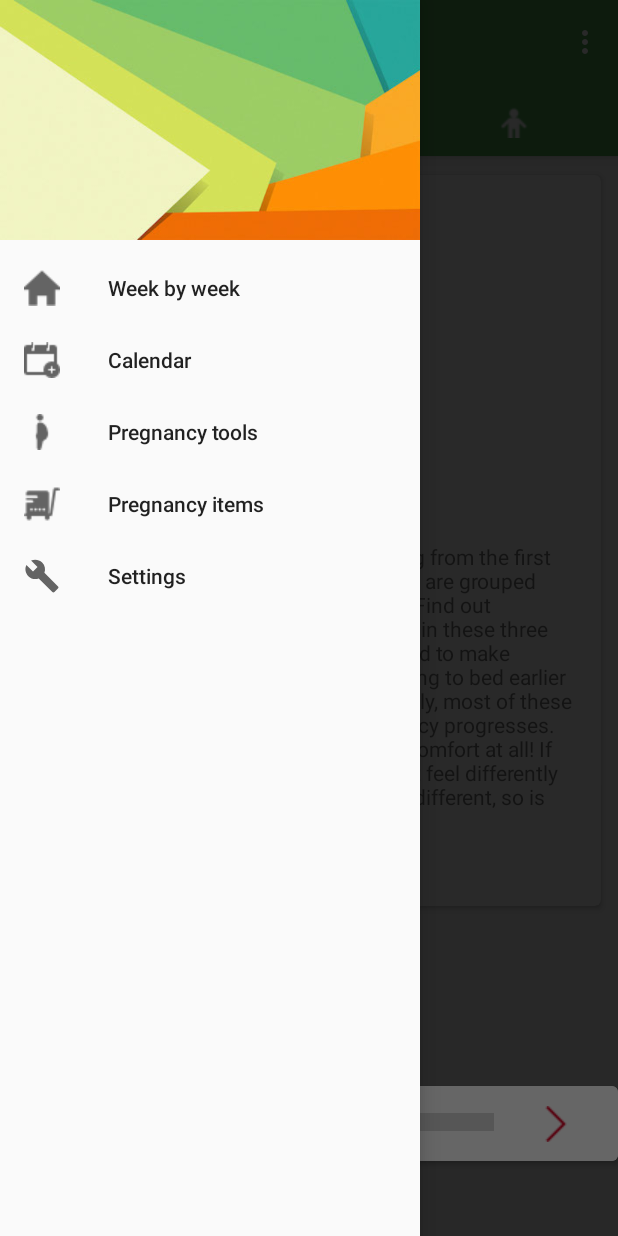
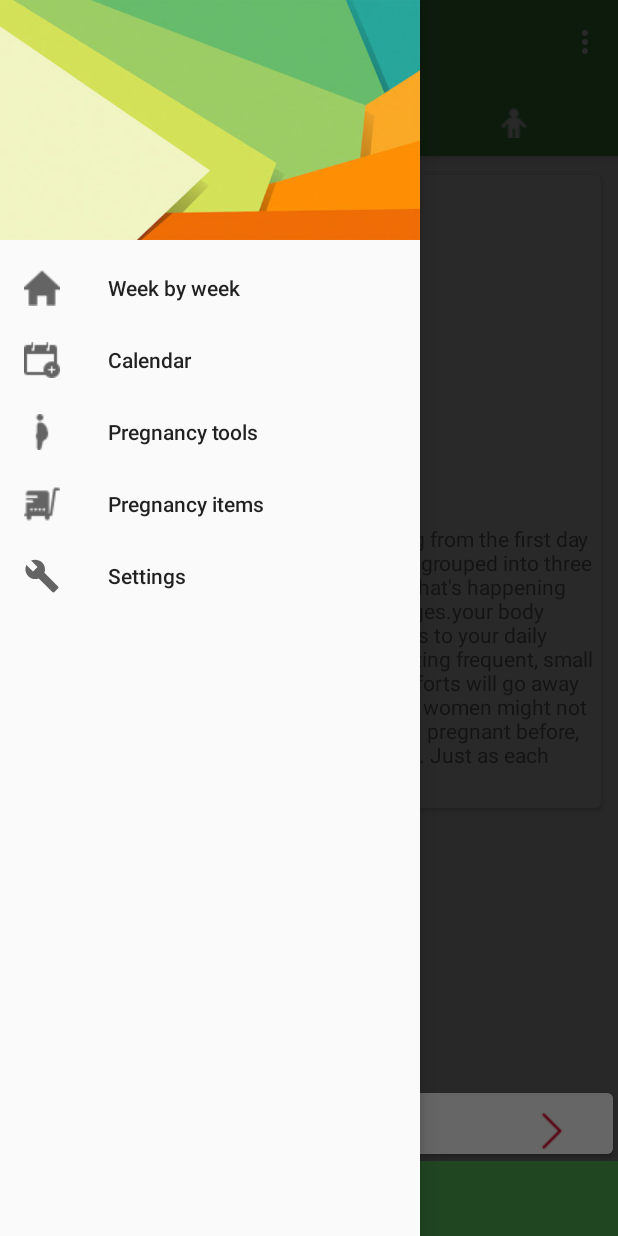
Before and after one commit to saad100104006/AndroidPregnencyApp, an Android app: the screen it shows after launch (MainActivity), with the side drawer open, on a phone screen of 412 x 824 dp. Run offline under Robolectric (Android 15) with nearby library versions, the phone set to English and light mode, and no system bars.

Commit message:
commit latestest

```diff
--- a/app/src/main/java/info/androidhive/instantapps/pregnency/OneFragment.java
+++ b/app/src/main/java/info/androidhive/instantapps/pregnency/OneFragment.java
@@ -1,6 +1,7 @@
 package info.androidhive.instantapps.pregnency;
 
 
+import android.graphics.drawable.Drawable;
 import android.os.Bundle;
 import android.os.Handler;
 import android.os.Message;
@@ -47,7 +48,10 @@
         imgBtn =(ImageButton) getActivity().findViewById(R.id.next);
         pb = new TextProgressBar(getActivity());
         pb = (TextProgressBar) getActivity().findViewById(R.id.pb);
-        pb.setScaleY(3f);
+        pb.setScaleY(3.5f);
+        Drawable draw=getResources().getDrawable(R.drawable.custom_progressbar);
+// set the drawable as progress drawable
+        pb.setProgressDrawable(draw);
 
 
 
@@ -60,7 +64,7 @@
             public void onClick(View view) {
 
                 System.out.println("Saad");
-                img1.setImageDrawable(getActivity().getResources().getDrawable(textureArrayWin[0]));
+                img1.setImageResource(textureArrayWin[0]);
                 text.setText("saaaad");
 
                 myProgress++;
--- /dev/null
+++ b/app/src/main/res/drawable/custom_progressbar.xml
@@ -0,0 +1,30 @@
+<layer-list xmlns:android="http://schemas.android.com/apk/res/android">
+
+    <!-- Define the background properties like color etc -->
+    <item android:id="@android:id/background">
+        <shape>
+            <gradient
+                android:startColor="#ffffff"
+                android:centerColor="#ffffff"
+                android:centerY="1.0"
+                android:endColor="#ffffff"
+                android:angle="270"
+                />
+        </shape>
+    </item>
+
+    <!-- Define the progress properties like start color, end color etc -->
+    <item android:id="@android:id/progress">
+        <clip>
+            <shape>
+                <gradient
+                    android:startColor="#96ce96"
+                    android:centerColor="#96ce96"
+                    android:centerY="1.0"
+                    android:endColor="#ffffff"
+                    android:angle="270"
+                    />
+            </shape>
+        </clip>
+    </item>
+</layer-list>
--- a/app/src/main/res/layout/activity_main.xml
+++ b/app/src/main/res/layout/activity_main.xml
@@ -34,12 +34,17 @@
         android:gravity="bottom"
         android:orientation="vertical">
 
+        <RelativeLayout
+            android:layout_width="match_parent"
+            android:layout_height="50dp">
+
             <android.support.v7.widget.CardView
                 android:id="@+id/card_view"
                 android:layout_width="match_parent"
                 android:layout_height="wrap_content"
                 card:elevation="4dp"
                 card_view:cardCornerRadius="4dp"
+                card_view:cardUseCompatPadding="true"
 
                 >
 
@@ -82,10 +87,16 @@
 
             </android.support.v7.widget.CardView>
 
+        </RelativeLayout>
+
+
+
         <RelativeLayout
+            android:id="@+id/footer"
             android:layout_width="match_parent"
             android:layout_marginTop="50dp"
             android:layout_height="50dp"
+            android:background="@color/colorPrimary"
 
             ></RelativeLayout>
 
--- a/app/src/main/res/layout/app_bar_main.xml
+++ b/app/src/main/res/layout/app_bar_main.xml
@@ -30,7 +30,7 @@
         android:id="@+id/viewpager"
         android:layout_width="match_parent"
         android:layout_height="wrap_content"
-        android:layout_marginBottom="100dp"
+        android:layout_marginBottom="150dp"
         app:layout_behavior="@string/appbar_scrolling_view_behavior"  />
 
 
```
Also changed, not shown: app/src/main/res/layout/fragment_test.xml (+21 -25 lines). Lines whose indentation alone changed are shown as unchanged.
